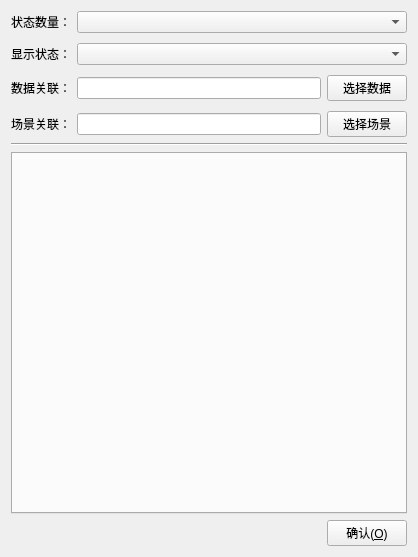
The window that SKDraw/shaprelate.ui (song-kang/SKHMIProject) describes before a commit, drawn with Qt 5.
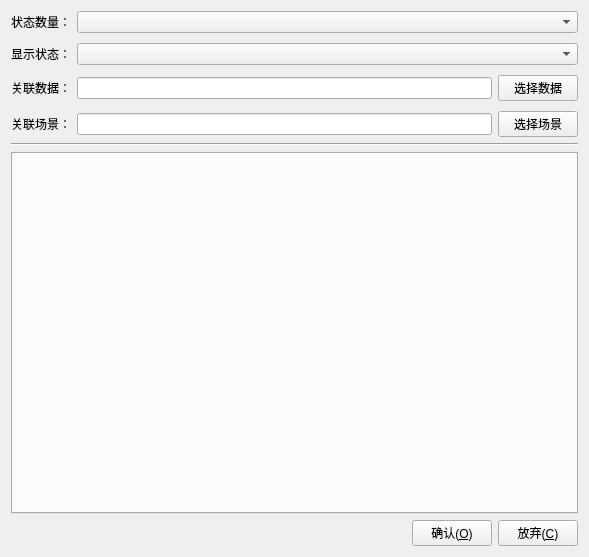
The same window after the commit. Icons and pictures are not drawn.

What changed in the file:
```diff
--- a/SKDraw/shaprelate.ui
+++ b/SKDraw/shaprelate.ui
@@ -6,7 +6,7 @@
    <rect>
     <x>0</x>
     <y>0</y>
-    <width>418</width>
+    <width>589</width>
     <height>557</height>
    </rect>
   </property>
@@ -39,7 +39,7 @@
      <item row="2" column="0">
       <widget class="QLabel" name="label_3">
        <property name="text">
-        <string>数据关联：</string>
+        <string>关联数据：</string>
        </property>
        <property name="scaledContents">
         <bool>false</bool>
@@ -49,7 +49,7 @@
      <item row="3" column="0">
       <widget class="QLabel" name="label_4">
        <property name="text">
-        <string>场景关联：</string>
+        <string>关联场景：</string>
        </property>
       </widget>
      </item>
@@ -127,6 +127,21 @@
       <widget class="QPushButton" name="btnOk">
        <property name="text">
         <string>确认(&amp;O)</string>
+       </property>
+       <property name="icon">
+        <iconset resource="skdraw.qrc">
+         <normaloff>:/images/ok</normaloff>:/images/ok</iconset>
+       </property>
+      </widget>
+     </item>
+     <item>
+      <widget class="QPushButton" name="btnCancel">
+       <property name="text">
+        <string>放弃(&amp;C)</string>
+       </property>
+       <property name="icon">
+        <iconset resource="skdraw.qrc">
+         <normaloff>:/images/delete</normaloff>:/images/delete</iconset>
        </property>
       </widget>
      </item>
```
